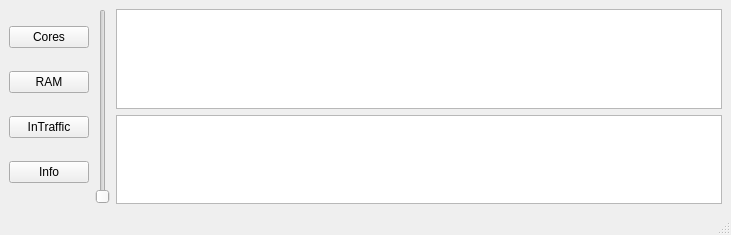
Above: Try1ForGraphics/graphicswindow.ui from Daniil-Kolodich/BSTU_SEM_4_Project_Task_Manadger before the change. Below: the same form after it.
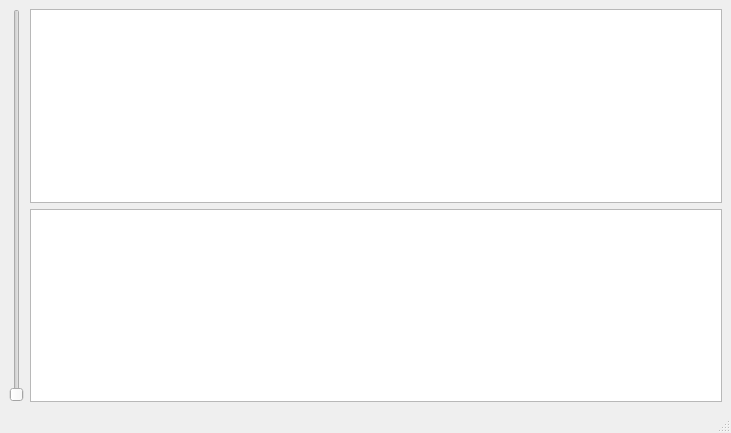
That is the form after the change.

```diff
--- a/Try1ForGraphics/graphicswindow.ui
+++ b/Try1ForGraphics/graphicswindow.ui
@@ -7,7 +7,7 @@
     <x>0</x>
     <y>0</y>
     <width>731</width>
-    <height>235</height>
+    <height>433</height>
    </rect>
   </property>
   <property name="sizePolicy">
@@ -23,38 +23,6 @@
    <layout class="QGridLayout" name="gridLayout">
     <item row="0" column="0">
      <layout class="QHBoxLayout" name="horizontalLayout">
-      <item>
-       <layout class="QVBoxLayout" name="verticalLayout">
-        <item>
-         <widget class="QPushButton" name="pushButton">
-          <property name="text">
-           <string>Cores</string>
-          </property>
-         </widget>
-        </item>
-        <item>
-         <widget class="QPushButton" name="pushButton_2">
-          <property name="text">
-           <string>RAM</string>
-          </property>
-         </widget>
-        </item>
-        <item>
-         <widget class="QPushButton" name="pushButton_3">
-          <property name="text">
-           <string>InTraffic</string>
-          </property>
-         </widget>
-        </item>
-        <item>
-         <widget class="QPushButton" name="pushButton_4">
-          <property name="text">
-           <string>Info</string>
-          </property>
-         </widget>
-        </item>
-       </layout>
-      </item>
       <item>
        <widget class="QSlider" name="verticalSlider">
         <property name="orientation">
```
Left out of the diff: 10 changed lines with no effect on the pictures.
